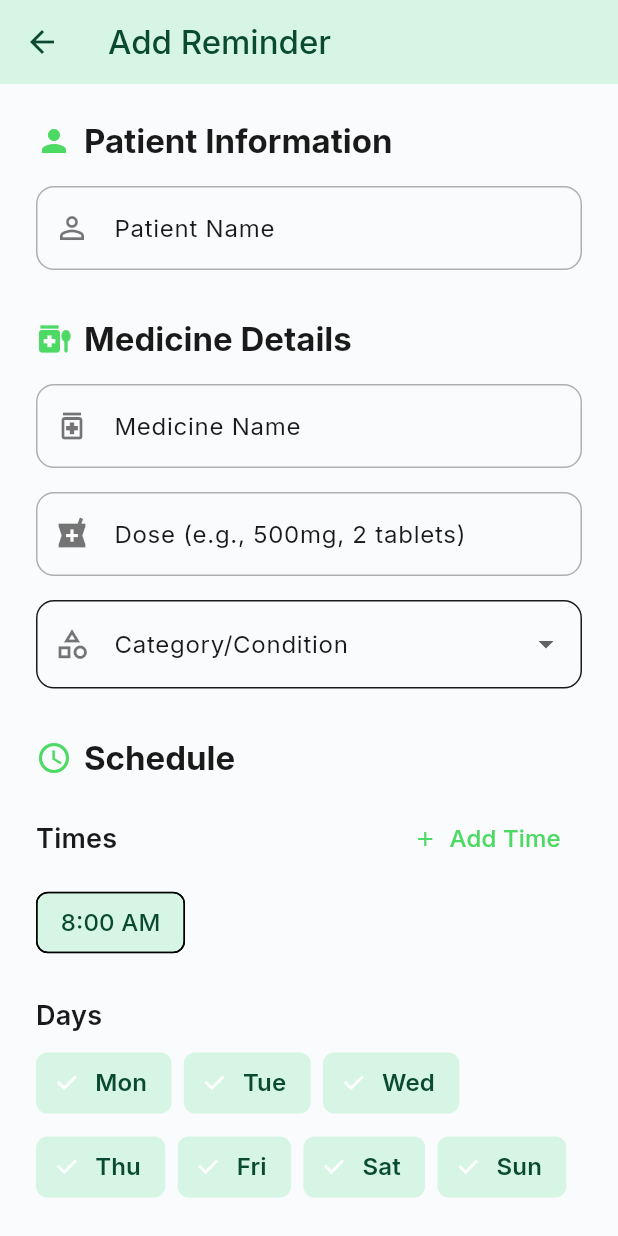
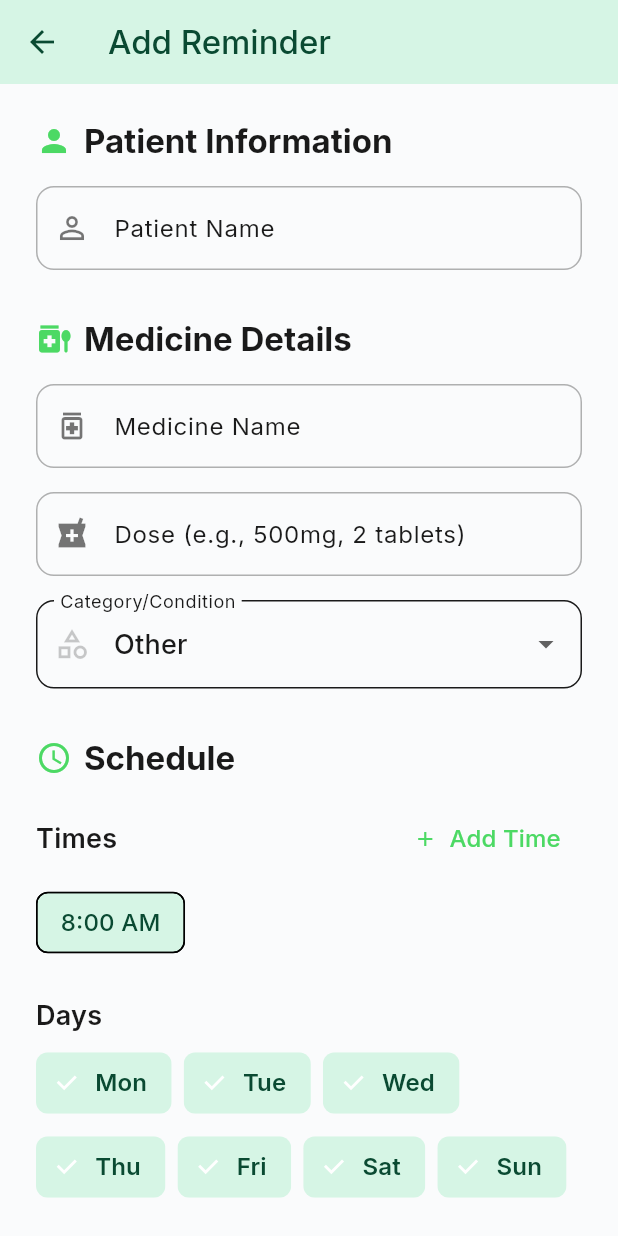
Before and after one commit to Vnjvibhash/MediMinder, a Flutter app: the AddReminderScreen screen opened directly, on a phone screen of 412 x 824 dp. Run offline on Flutter 3.47's test engine with Material 3 defaults, Android fonts, the light colour scheme and no system bars; our stand-ins replace cloud_firestore, firebase_auth, firebase_core, flutter_local_notifications, google_fonts, lottie and 1 more; accounts and stored records are empty.

Commit message:
Login/SignUp/Logout Bug fixed as well as Category Selection Also Done

```diff
--- a/lib/main.dart
+++ b/lib/main.dart
@@ -9,9 +9,9 @@ import 'package:mediminder/screens/splash_screen.dart';
 void main() async {
   WidgetsFlutterBinding.ensureInitialized();
   await Firebase.initializeApp();
+  // Initialize notifications
   await NotificationService().initialize();
   await NotificationService().requestPermissions();
-
   runApp(const MyApp());
 }
 
--- a/lib/repositories/medicine_repository.dart
+++ b/lib/repositories/medicine_repository.dart
@@ -21,7 +21,7 @@ class MedicineRepository {
           .get();
 
       return snapshot.docs
-          .map((doc) => Patient.fromJson({...doc.data(), 'id': doc.id}))
+          .map((doc) => Patient.fromJson({...doc.data() as Map<String, dynamic>, 'id': doc.id}))
           .toList();
     } catch (e) {
       throw Exception('Failed to get patients: $e');
@@ -100,7 +100,7 @@ class MedicineRepository {
 
       return snapshot.docs
           .map(
-            (doc) => MedicineReminder.fromJson({...doc.data(), 'id': doc.id}),
+            (doc) => MedicineReminder.fromJson({...doc.data() as Map<String, dynamic>, 'id': doc.id}),
           )
           .toList();
     } catch (e) {
@@ -128,7 +128,7 @@ class MedicineRepository {
 
       return snapshot.docs
           .map(
-            (doc) => MedicineReminder.fromJson({...doc.data(), 'id': doc.id}),
+            (doc) => MedicineReminder.fromJson({...doc.data() as Map<String, dynamic>, 'id': doc.id}),
           )
           .toList();
     } catch (e) {
--- a/lib/screens/reminders/add_reminder_screen.dart
+++ b/lib/screens/reminders/add_reminder_screen.dart
@@ -19,11 +19,16 @@ class _AddReminderScreenState extends State<AddReminderScreen> {
   final _medicineController = TextEditingController();
   final _doseController = TextEditingController();
   final _categoryController = TextEditingController();
+  final TextEditingController _otherCategoryController =
+      TextEditingController();
 
-  List<TimeOfDay> _selectedTimes = [const TimeOfDay(hour: 8, minute: 0)];
+  final List<TimeOfDay> _selectedTimes = [const TimeOfDay(hour: 8, minute: 0)];
   DateTime _startDate = DateTime.now();
   DateTime _endDate = DateTime.now().add(const Duration(days: 30));
-  List<String> _selectedDays = [
+  bool _isLoading = false;
+  bool _isOtherCategorySelected = false;
+
+  final List<String> _selectedDays = [
     'Mon',
     'Tue',
     'Wed',
@@ -32,7 +37,6 @@ class _AddReminderScreenState extends State<AddReminderScreen> {
     'Sat',
     'Sun',
   ];
-  bool _isLoading = false;
 
   final List<String> _commonCategories = [
     'Heart',
@@ -45,6 +49,7 @@ class _AddReminderScreenState extends State<AddReminderScreen> {
     'Mental Health',
     'Allergy',
     'Digestive',
+    'Other',
   ];
 
   final List<String> _weekDays = [
@@ -63,6 +68,7 @@ class _AddReminderScreenState extends State<AddReminderScreen> {
     _medicineController.dispose();
     _doseController.dispose();
     _categoryController.dispose();
+    _otherCategoryController.dispose();
     super.dispose();
   }
 
@@ -125,6 +131,27 @@ class _AddReminderScreenState extends State<AddReminderScreen> {
               ),
               const SizedBox(height: 16),
               _buildCategoryDropdown(),
+              if (_isOtherCategorySelected)
+                Padding(
+                  padding: const EdgeInsets.only(top: 16),
+                  child: CustomTextField(
+                    controller: _otherCategoryController,
+                    label: 'Enter category',
+                    prefixIcon: Icons.edit,
+                    validator: (value) {
+                      if (_isOtherCategorySelected &&
+                          (value == null || value.isEmpty)) {
+                        return 'Please enter a category';
+                      }
+                      return null;
+                    },
+                    onChanged: (value) {
+                      setState(() {
+                        _categoryController.text = value;
+                      });
+                    },
+                  ),
+                ),
               const SizedBox(height: 32),
 
               _buildSectionHeader('Schedule', Icons.schedule),
@@ -167,34 +194,48 @@ class _AddReminderScreenState extends State<AddReminderScreen> {
 
   Widget _buildCategoryDropdown() {
     final theme = Theme.of(context);
+    final dropdownValue = _commonCategories.contains(_categoryController.text)
+        ? _categoryController.text
+        : 'Other';
+
     return DropdownButtonFormField<String>(
-      value: _categoryController.text.isEmpty ? null : _categoryController.text,
+      value: dropdownValue,
       decoration: InputDecoration(
         labelText: 'Category/Condition',
         prefixIcon: Icon(
           Icons.category_outlined,
-          color: theme.colorScheme.onSurface.withValues(alpha: 0.6),
+          color: theme.colorScheme.onSurface.withAlpha(60),
         ),
         filled: true,
         fillColor: theme.colorScheme.surface,
         border: OutlineInputBorder(
           borderRadius: BorderRadius.circular(12),
           borderSide: BorderSide(
-            color: theme.colorScheme.outline.withValues(alpha: 0.3),
+            color: theme.colorScheme.outline.withAlpha(30),
           ),
         ),
       ),
       items: _commonCategories.map((category) {
-        return DropdownMenuItem(value: category, child: Text(category));
+        return DropdownMenuItem(
+          value: category,
+          child: Text(category, style: const TextStyle(fontSize: 18)),
+        );
       }).toList(),
       onChanged: (value) {
         setState(() {
           _categoryController.text = value ?? '';
+          _isOtherCategorySelected = value == 'Other';
+          if (!_isOtherCategorySelected) {
+            _otherCategoryController.clear();
+          }
         });
       },
       validator: (value) {
         if (value == null || value.isEmpty) {
           return 'Please select a category';
+        }
+        if (value == 'Other' && _otherCategoryController.text.isEmpty) {
+          return 'Please enter a category';
         }
         return null;
       },
--- a/lib/screens/splash_screen.dart
+++ b/lib/screens/splash_screen.dart
@@ -36,7 +36,7 @@ class _SplashScreenState extends State<SplashScreen> {
     final theme = Theme.of(context);
 
     return Scaffold(
-      backgroundColor: theme.colorScheme.primary,
+      backgroundColor: theme.colorScheme.primary.withAlpha(30),
       body: SafeArea(
         child: Center(
           child: Padding(
--- a/pubspec.yaml
+++ b/pubspec.yaml
@@ -36,3 +36,4 @@ flutter:
     - assets/images/
     - assets/videos/
     - assets/animations/
+    - assets/gifs/
```
Also changed, not shown: lib/screens/auth/login_screen.dart (+22 -23 lines), lib/screens/auth/signup_screen.dart (+15 -23 lines), lib/screens/home/profile_tab.dart (+15 -7 lines), lib/screens/reminders/edit_reminder_screen.dart (+71 -8 lines), lib/services/auth_service.dart (+4 -3 lines), 3 other files.
